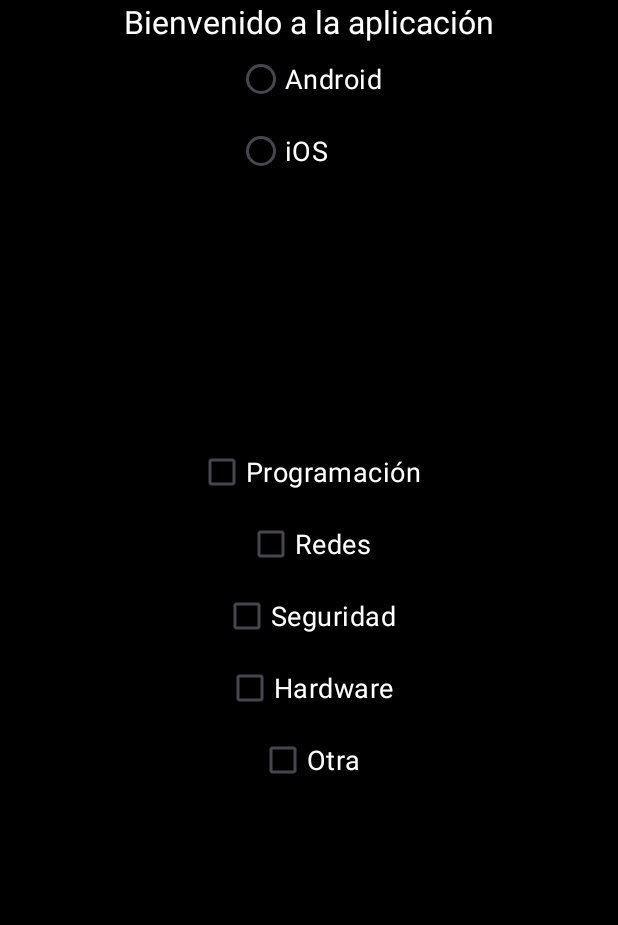
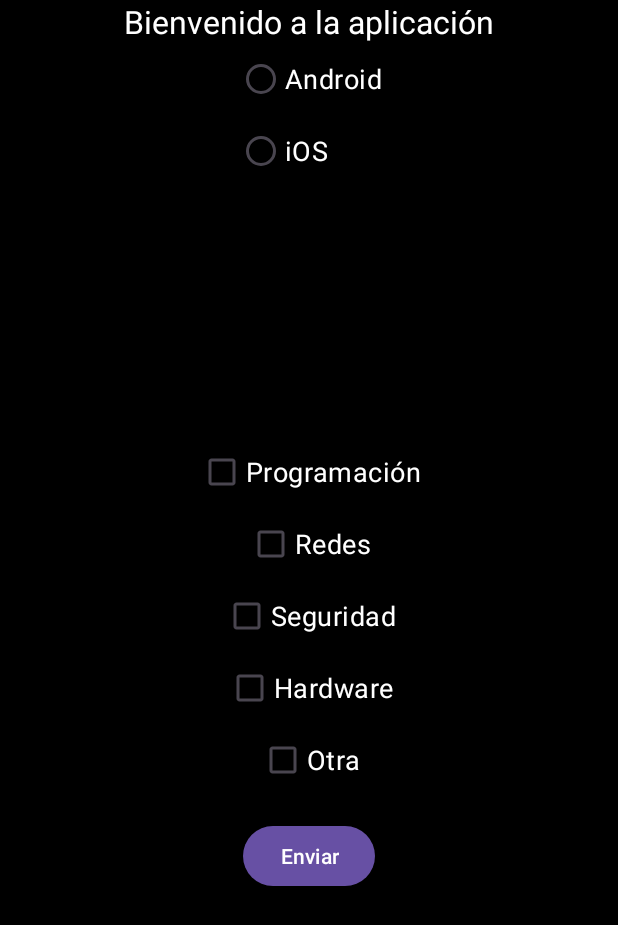
Before and after one commit to Nachoff13/Aplicaciones-moviles, an Android app: the layout activity_welcome.xml on its own in the app's theme, with its tools: preview values and no code run, on a phone screen of 412 x 824 dp. Shown: the top 925 px of the screen. Run offline under Robolectric (Android 15) with nearby library versions, the phone set to English and light mode, and no system bars.

Commit message:
feat: mejora en la opcion Otra y se agrego el boton de enviar

```diff
--- a/Trabajos Practicos/TP1 - Login/app/src/main/res/layout/activity_welcome.xml
+++ b/Trabajos Practicos/TP1 - Login/app/src/main/res/layout/activity_welcome.xml
@@ -132,4 +132,15 @@
         app:layout_constraintLeft_toLeftOf="parent"
         app:layout_constraintRight_toRightOf="parent" />
 
+    <Button
+        android:id="@+id/submitButton"
+        android:layout_width="wrap_content"
+        android:layout_height="wrap_content"
+        android:text="Enviar"
+        app:layout_constraintTop_toBottomOf="@+id/etOtherPreference"
+        app:layout_constraintLeft_toLeftOf="parent"
+        app:layout_constraintRight_toRightOf="parent"
+        app:layout_constraintHorizontal_bias="0.5"
+        android:layout_marginTop="16dp"/>
+
 </androidx.constraintlayout.widget.ConstraintLayout>
```
Also changed, not shown: Trabajos Practicos/TP1 - Login/app/src/main/java/moviles/utnfrlp/login/WelcomeActivity.kt (+40 -6 lines).
